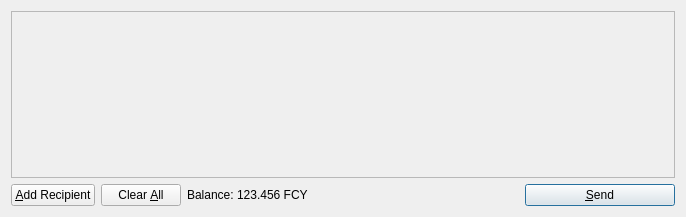
Qt form src/qt/forms/sendcoinsdialog.ui (Fancycoin/Fancycoin) before a commit.
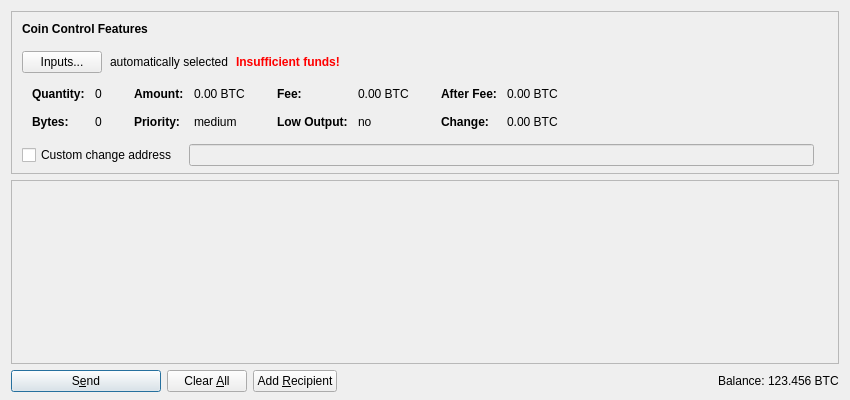
The same form after that commit. Icons and pictures are not drawn. Custom widgets are drawn as their Qt base class.

Patch:
```diff
--- a/src/qt/forms/sendcoinsdialog.ui
+++ b/src/qt/forms/sendcoinsdialog.ui
@@ -6,14 +6,603 @@
    <rect>
     <x>0</x>
     <y>0</y>
-    <width>686</width>
-    <height>217</height>
+    <width>850</width>
+    <height>400</height>
    </rect>
   </property>
   <property name="windowTitle">
    <string>Send Coins</string>
   </property>
-  <layout class="QVBoxLayout" name="verticalLayout">
+  <layout class="QVBoxLayout" name="verticalLayout" stretch="0,1,0">
+   <property name="bottomMargin">
+    <number>8</number>
+   </property>
+   <item>
+    <widget class="QFrame" name="frameCoinControl">
+     <property name="sizePolicy">
+      <sizepolicy hsizetype="Expanding" vsizetype="Expanding">
+       <horstretch>0</horstretch>
+       <verstretch>0</verstretch>
+      </sizepolicy>
+     </property>
+     <property name="maximumSize">
+      <size>
+       <width>16777215</width>
+       <height>16777215</height>
+      </size>
+     </property>
+     <property name="frameShape">
+      <enum>QFrame::StyledPanel</enum>
+     </property>
+     <property name="frameShadow">
+      <enum>QFrame::Sunken</enum>
+     </property>
+     <layout class="QVBoxLayout" name="verticalLayoutCoinControl2">
+      <property name="spacing">
+       <number>0</number>
+      </property>
+      <property name="leftMargin">
+       <number>0</number>
+      </property>
+      <property name="topMargin">
+       <number>0</number>
+      </property>
+      <property name="rightMargin">
+       <number>0</number>
+      </property>
+      <property name="bottomMargin">
+       <number>6</number>
+      </property>
+      <item>
+       <layout class="QVBoxLayout" name="verticalLayoutCoinControl" stretch="0,0,0,0,1">
+        <property name="spacing">
+         <number>0</number>
+        </property>
+        <property name="leftMargin">
+         <number>10</number>
+        </property>
+        <property name="topMargin">
+         <number>10</number>
+        </property>
+        <item>
+         <layout class="QHBoxLayout" name="horizontalLayoutCoinControl1">
+          <property name="bottomMargin">
+           <number>15</number>
+          </property>
+          <item>
+           <widget class="QLabel" name="labelCoinControlFeatures">
+            <property name="sizePolicy">
+             <sizepolicy hsizetype="Preferred" vsizetype="Maximum">
+              <horstretch>0</horstretch>
+              <verstretch>0</verstretch>
+             </sizepolicy>
+            </property>
+            <property name="font">
+             <font>
+              <weight>75</weight>
+              <bold>true</bold>
+             </font>
+            </property>
+            <property name="styleSheet">
+             <string notr="true">font-weight:bold;</string>
+            </property>
+            <property name="text">
+             <string>Coin Control Features</string>
+            </property>
+           </widget>
+          </item>
+         </layout>
+        </item>
+        <item>
+         <layout class="QHBoxLayout" name="horizontalLayoutCoinControl2" stretch="0,0,0,0">
+          <property name="spacing">
+           <number>8</number>
+          </property>
+          <property name="bottomMargin">
+           <number>10</number>
+          </property>
+          <item>
+           <widget class="QPushButton" name="pushButtonCoinControl">
+            <property name="styleSheet">
+             <string notr="true"/>
+            </property>
+            <property name="text">
+             <string>Inputs...</string>
+            </property>
+           </widget>
+          </item>
+          <item>
+           <widget class="QLabel" name="labelCoinControlAutomaticallySelected">
+            <property name="text">
+             <string>automatically selected</string>
+            </property>
+            <property name="margin">
+             <number>5</number>
+            </property>
+           </widget>
+          </item>
+          <item>
+           <widget class="QLabel" name="labelCoinControlInsuffFunds">
+            <property name="font">
+             <font>
+              <weight>75</weight>
+              <bold>true</bold>
+             </font>
+            </property>
+            <property name="styleSheet">
+             <string notr="true">color:red;font-weight:bold;</string>
+            </property>
+            <property name="text">
+             <string>Insufficient funds!</string>
+            </property>
+            <property name="margin">
+             <number>5</number>
+            </property>
+           </widget>
+          </item>
+          <item>
+           <spacer name="horizontalSpacerCoinControl">
+            <property name="orientation">
+             <enum>Qt::Horizontal</enum>
+            </property>
+            <property name="sizeHint" stdset="0">
+             <size>
+              <width>40</width>
+              <height>1</height>
+             </size>
+            </property>
+           </spacer>
+          </item>
+         </layout>
+        </item>
+        <item>
+         <widget class="QWidget" name="widgetCoinControl" native="true">
+          <property name="sizePolicy">
+           <sizepolicy hsizetype="Preferred" vsizetype="Preferred">
+            <horstretch>0</horstretch>
+            <verstretch>0</verstretch>
+           </sizepolicy>
+          </property>
+          <property name="minimumSize">
+           <size>
+            <width>0</width>
+            <height>0</height>
+           </size>
+          </property>
+          <property name="styleSheet">
+           <string notr="true"/>
+          </property>
+          <layout class="QHBoxLayout" name="horizontalLayoutCoinControl5">
+           <property name="leftMargin">
+            <number>0</number>
+           </property>
+           <property name="topMargin">
+            <number>0</number>
+           </property>
+           <property name="rightMargin">
+            <number>0</number>
+           </property>
+           <property name="bottomMargin">
+            <number>0</number>
+           </property>
+           <item>
+            <layout class="QHBoxLayout" name="horizontalLayoutCoinControl3" stretch="0,0,0,1">
+             <property name="spacing">
+              <number>20</number>
+             </property>
+             <property name="topMargin">
+              <number>0</number>
+             </property>
+             <property name="bottomMargin">
+              <number>10</number>
+             </property>
+             <item>
+              <layout class="QFormLayout" name="formLayoutCoinControl1">
+               <property name="horizontalSpacing">
+                <number>10</number>
+               </property>
+               <property name="verticalSpacing">
+                <number>14</number>
+               </property>
+               <property name="leftMargin">
+                <number>10</number>
+               </property>
+               <property name="topMargin">
+                <number>4</number>
+               </property>
+               <property name="rightMargin">
+                <number>6</number>
+               </property>
+               <item row="0" column="0">
+                <widget class="QLabel" name="labelCoinControlQuantityText">
+                 <property name="font">
+                  <font>
+                   <weight>75</weight>
+                   <bold>true</bold>
+                  </font>
+                 </property>
+                 <property name="text">
+                  <string>Quantity:</string>
+                 </property>
+                 <property name="margin">
+                  <number>0</number>
+                 </property>
+                </widget>
+               </item>
+               <item row="0" column="1">
+                <widget class="QLabel" name="labelCoinControlQuantity">
+                 <property name="cursor">
+                  <cursorShape>IBeamCursor</cursorShape>
+                 </property>
+                 <property name="contextMenuPolicy">
+                  <enum>Qt::ActionsContextMenu</enum>
+                 </property>
+                 <property name="text">
+                  <string notr="true">0</string>
+                 </property>
+                 <property name="margin">
+                  <number>0</number>
+                 </property>
+                 <property name="textInteractionFlags">
+                  <set>Qt::LinksAccessibleByMouse|Qt::TextSelectableByKeyboard|Qt::TextSelectableByMouse</set>
+                 </property>
+                </widget>
+               </item>
+               <item row="1" column="0">
+                <widget class="QLabel" name="labelCoinControlBytesText">
+                 <property name="font">
+                  <font>
+                   <weight>75</weight>
+                   <bold>true</bold>
+                  </font>
+                 </property>
+                 <property name="text">
+                  <string>Bytes:</string>
+                 </property>
+                </widget>
+               </item>
+               <item row="1" column="1">
+                <widget class="QLabel" name="labelCoinControlBytes">
+                 <property name="cursor">
+                  <cursorShape>IBeamCursor</cursorShape>
+                 </property>
+                 <property name="contextMenuPolicy">
+                  <enum>Qt::ActionsContextMenu</enum>
+                 </property>
+                 <property name="text">
+                  <string notr="true">0</string>
+                 </property>
+                 <property name="textInteractionFlags">
+                  <set>Qt::LinksAccessibleByMouse|Qt::TextSelectableByKeyboard|Qt::TextSelectableByMouse</set>
+                 </property>
+                </widget>
+               </item>
+              </layout>
+             </item>
+             <item>
+              <layout class="QFormLayout" name="formLayoutCoinControl2">
+               <property name="horizontalSpacing">
+                <number>10</number>
+               </property>
+               <property name="verticalSpacing">
+                <number>14</number>
+               </property>
+               <property name="leftMargin">
+                <number>6</number>
+               </property>
+               <property name="topMargin">
+                <number>4</number>
+               </property>
+               <property name="rightMargin">
+                <number>6</number>
+               </property>
+               <item row="0" column="0">
+                <widget class="QLabel" name="labelCoinControlAmountText">
+                 <property name="font">
+                  <font>
+                   <weight>75</weight>
+                   <bold>true</bold>
+                  </font>
+                 </property>
+                 <property name="text">
+                  <string>Amount:</string>
+                 </property>
+                 <property name="margin">
+                  <number>0</number>
+                 </property>
+                </widget>
+               </item>
+               <item row="0" column="1">
+                <widget class="QLabel" name="labelCoinControlAmount">
+                 <property name="cursor">
+                  <cursorShape>IBeamCursor</cursorShape>
+                 </property>
+                 <property name="contextMenuPolicy">
+                  <enum>Qt::ActionsContextMenu</enum>
+                 </property>
+                 <property name="text">
+                  <string notr="true">0.00 BTC</string>
+                 </property>
+                 <property name="textInteractionFlags">
+                  <set>Qt::LinksAccessibleByMouse|Qt::TextSelectableByKeyboard|Qt::TextSelectableByMouse</set>
+                 </property>
+                </widget>
+               </item>
+               <item row="1" column="0">
+                <widget class="QLabel" name="labelCoinControlPriorityText">
+                 <property name="font">
+                  <font>
+                   <weight>75</weight>
+                   <bold>true</bold>
+                  </font>
+                 </property>
+                 <property name="text">
+                  <string>Priority:</string>
+                 </property>
+                </widget>
+               </item>
+               <item row="1" column="1">
+                <widget class="QLabel" name="labelCoinControlPriority">
+                 <property name="cursor">
+                  <cursorShape>IBeamCursor</cursorShape>
+                 </property>
+                 <property name="contextMenuPolicy">
+                  <enum>Qt::ActionsContextMenu</enum>
+                 </property>
+                 <property name="text">
+                  <string notr="true">medium</string>
+                 </property>
+                 <property name="textInteractionFlags">
+                  <set>Qt::LinksAccessibleByMouse|Qt::TextSelectableByKeyboard|Qt::TextSelectableByMouse</set>
+                 </property>
+                </widget>
+               </item>
+              </layout>
+             </item>
+             <item>
+              <layout class="QFormLayout" name="formLayoutCoinControl3">
+               <property name="horizontalSpacing">
+                <number>10</number>
+               </property>
+               <property name="verticalSpacing">
+                <number>14</number>
+               </property>
+               <property name="leftMargin">
+                <number>6</number>
+               </property>
+               <property name="topMargin">
+                <number>4</number>
+               </property>
+               <property name="rightMargin">
+                <number>6</number>
+               </property>
+               <item row="0" column="0">
+                <widget class="QLabel" name="labelCoinControlFeeText">
+                 <property name="font">
+                  <font>
+                   <weight>75</weight>
+                   <bold>true</bold>
+                  </font>
+                 </property>
+                 <property name="text">
+                  <string>Fee:</string>
+                 </property>
+                 <property name="margin">
+                  <number>0</number>
+                 </property>
+                </widget>
+               </item>
+               <item row="0" column="1">
+                <widget class="QLabel" name="labelCoinControlFee">
+                 <property name="cursor">
+                  <cursorShape>IBeamCursor</cursorShape>
+                 </property>
+                 <property name="contextMenuPolicy">
+                  <enum>Qt::ActionsContextMenu</enum>
+                 </property>
+                 <property name="text">
+                  <string notr="true">0.00 BTC</string>
+                 </property>
+                 <property name="textInteractionFlags">
+                  <set>Qt::LinksAccessibleByMouse|Qt::TextSelectableByKeyboard|Qt::TextSelectableByMouse</set>
+                 </property>
+                </widget>
+               </item>
+               <item row="1" column="0">
+                <widget class="QLabel" name="labelCoinControlLowOutputText">
+                 <property name="font">
+                  <font>
+                   <weight>75</weight>
+                   <bold>true</bold>
+                  </font>
+                 </property>
+                 <property name="text">
+                  <string>Low Output:</string>
+                 </property>
+                </widget>
+               </item>
+               <item row="1" column="1">
+                <widget class="QLabel" name="labelCoinControlLowOutput">
+                 <property name="cursor">
+                  <cursorShape>IBeamCursor</cursorShape>
+                 </property>
+                 <property name="contextMenuPolicy">
+                  <enum>Qt::ActionsContextMenu</enum>
+                 </property>
+                 <property name="text">
+                  <string notr="true">no</string>
+                 </property>
+                 <property name="textInteractionFlags">
+                  <set>Qt::LinksAccessibleByMouse|Qt::TextSelectableByKeyboard|Qt::TextSelectableByMouse</set>
+                 </property>
+                </widget>
+               </item>
+              </layout>
+             </item>
+             <item>
+              <layout class="QFormLayout" name="formLayoutCoinControl4">
+               <property name="horizontalSpacing">
+                <number>10</number>
+               </property>
+               <property name="verticalSpacing">
+                <number>14</number>
+               </property>
+               <property name="leftMargin">
+                <number>6</number>
+               </property>
+               <property name="topMargin">
+                <number>4</number>
+               </property>
+               <property name="rightMargin">
+                <number>6</number>
+               </property>
+               <item row="0" column="0">
+                <widget class="QLabel" name="labelCoinControlAfterFeeText">
+                 <property name="font">
+                  <font>
+                   <weight>75</weight>
+                   <bold>true</bold>
+                  </font>
+                 </property>
+                 <property name="text">
+                  <string>After Fee:</string>
+                 </property>
+                 <property name="margin">
+                  <number>0</number>
+                 </property>
+                </widget>
+               </item>
+               <item row="0" column="1">
+                <widget class="QLabel" name="labelCoinControlAfterFee">
+                 <property name="cursor">
+                  <cursorShape>IBeamCursor</cursorShape>
+                 </property>
+                 <property name="contextMenuPolicy">
+                  <enum>Qt::ActionsContextMenu</enum>
+                 </property>
+                 <property name="text">
+                  <string notr="true">0.00 BTC</string>
+                 </property>
+                 <property name="textInteractionFlags">
+                  <set>Qt::LinksAccessibleByMouse|Qt::TextSelectableByKeyboard|Qt::TextSelectableByMouse</set>
+                 </property>
+                </widget>
+               </item>
+               <item row="1" column="0">
+                <widget class="QLabel" name="labelCoinControlChangeText">
+                 <property name="font">
+                  <font>
+                   <weight>75</weight>
+                   <bold>true</bold>
+                  </font>
+                 </property>
+                 <property name="text">
+                  <string>Change:</string>
+                 </property>
+                </widget>
+               </item>
+               <item row="1" column="1">
+                <widget class="QLabel" name="labelCoinControlChange">
+                 <property name="cursor">
+                  <cursorShape>IBeamCursor</cursorShape>
+                 </property>
+                 <property name="contextMenuPolicy">
+                  <enum>Qt::ActionsContextMenu</enum>
+                 </property>
+                 <property name="text">
+                  <string notr="true">0.00 BTC</string>
+                 </property>
+                 <property name="textInteractionFlags">
+                  <set>Qt::LinksAccessibleByMouse|Qt::TextSelectableByKeyboard|Qt::TextSelectableByMouse</set>
+                 </property>
+                </widget>
+               </item>
+              </layout>
+             </item>
+            </layout>
+           </item>
+          </layout>
+         </widget>
+        </item>
+        <item>
+         <layout class="QHBoxLayout" name="horizontalLayoutCoinControl4" stretch="0,0,0">
+          <property name="spacing">
+           <number>12</number>
+          </property>
+          <property name="sizeConstraint">
+           <enum>QLayout::SetDefaultConstraint</enum>
+          </property>
+          <property name="topMargin">
+           <number>5</number>
+          </property>
+          <property name="rightMargin">
+           <number>5</number>
+          </property>
+          <item>
+           <widget class="QCheckBox" name="checkBoxCoinControlChange">
+            <property name="toolTip">
+             <string>If this is activated, but the change address is empty or invalid, change will be sent to a newly generated address.</string>
+            </property>
+            <property name="text">
+             <string>Custom change address</string>
+            </property>
+           </widget>
+          </item>
+          <item>
+           <widget class="QValidatedLineEdit" name="lineEditCoinControlChange">
+            <property name="enabled">
+             <bool>false</bool>
+            </property>
+            <property name="sizePolicy">
+             <sizepolicy hsizetype="Expanding" vsizetype="Fixed">
+              <horstretch>0</horstretch>
+              <verstretch>0</verstretch>
+             </sizepolicy>
+            </property>
+           </widget>
+          </item>
+          <item>
+           <widget class="QLabel" name="labelCoinControlChangeLabel">
+            <property name="sizePolicy">
+             <sizepolicy hsizetype="Preferred" vsizetype="Expanding">
+              <horstretch>0</horstretch>
+              <verstretch>0</verstretch>
+             </sizepolicy>
+            </property>
+            <property name="minimumSize">
+             <size>
+              <width>0</width>
+              <height>0</height>
+             </size>
+            </property>
+            <property name="text">
+             <string/>
+            </property>
+            <property name="margin">
+             <number>3</number>
+            </property>
+           </widget>
+          </item>
+         </layout>
+        </item>
+        <item>
+         <spacer name="verticalSpacerCoinControl">
+          <property name="orientation">
+           <enum>Qt::Vertical</enum>
+          </property>
+          <property name="sizeHint" stdset="0">
+           <size>
+            <width>800</width>
+            <height>1</height>
+           </size>
+          </property>
+         </spacer>
+        </item>
+       </layout>
+      </item>
+     </layout>
+    </widget>
+   </item>
    <item>
     <widget class="QScrollArea" name="scrollArea">
      <property name="widgetResizable">
@@ -24,12 +613,21 @@
        <rect>
         <x>0</x>
         <y>0</y>
-        <width>666</width>
-        <height>165</height>
+        <width>830</width>
+        <height>178</height>
        </rect>
       </property>
-      <layout class="QVBoxLayout" name="verticalLayout_2">
-       <property name="margin">
+      <layout class="QVBoxLayout" name="verticalLayout_2" stretch="0,1">
+       <property name="leftMargin">
+        <number>0</number>
+       </property>
+       <property name="topMargin">
+        <number>0</number>
+       </property>
+       <property name="rightMargin">
+        <number>0</number>
+       </property>
+       <property name="bottomMargin">
         <number>0</number>
        </property>
        <item>
@@ -59,19 +657,25 @@
    <item>
     <layout class="QHBoxLayout" name="horizontalLayout">
      <item>
-      <widget class="QPushButton" name="addButton">
+      <widget class="QPushButton" name="sendButton">
+       <property name="minimumSize">
+        <size>
+         <width>150</width>
+         <height>0</height>
+        </size>
+       </property>
        <property name="toolTip">
         <string>Send to multiple recipients at once</string>
        </property>
        <property name="text">
-        <string>&amp;Add Recipient</string>
+        <string>S&amp;end</string>
        </property>
        <property name="icon">
         <iconset resource="../bitcoin.qrc">
          <normaloff>:/icons/add</normaloff>:/icons/add</iconset>
        </property>
-       <property name="autoDefault">
-        <bool>false</bool>
+       <property name="default">
+        <bool>true</bool>
        </property>
       </widget>
      </item>
@@ -101,6 +705,36 @@
        </property>
       </widget>
      </item>
+     <item>
+      <widget class="QPushButton" name="addButton">
+       <property name="toolTip">
+        <string>Send to multiple recipients at once</string>
+       </property>
+       <property name="text">
+        <string>Add &amp;Recipient</string>
+       </property>
+       <property name="icon">
+        <iconset resource="../bitcoin.qrc">
+         <normaloff>:/icons/add</normaloff>:/icons/add</iconset>
+       </property>
+       <property name="autoDefault">
+        <bool>false</bool>
+       </property>
+      </widget>
+     </item>
+     <item>
+      <spacer name="horizontalSpacer">
+       <property name="orientation">
+        <enum>Qt::Horizontal</enum>
+       </property>
+       <property name="sizeHint" stdset="0">
+        <size>
+         <width>40</width>
+         <height>20</height>
+        </size>
+       </property>
+      </spacer>
+     </item>
      <item>
       <layout class="QHBoxLayout" name="horizontalLayout_2">
        <property name="spacing">
@@ -108,6 +742,12 @@
        </property>
        <item>
         <widget class="QLabel" name="label">
+         <property name="sizePolicy">
+          <sizepolicy hsizetype="Preferred" vsizetype="Fixed">
+           <horstretch>0</horstretch>
+           <verstretch>0</verstretch>
+          </sizepolicy>
+         </property>
          <property name="text">
           <string>Balance:</string>
          </property>
@@ -115,11 +755,17 @@
        </item>
        <item>
         <widget class="QLabel" name="labelBalance">
+         <property name="sizePolicy">
+          <sizepolicy hsizetype="Preferred" vsizetype="Fixed">
+           <horstretch>0</horstretch>
+           <verstretch>0</verstretch>
+          </sizepolicy>
+         </property>
          <property name="cursor">
           <cursorShape>IBeamCursor</cursorShape>
          </property>
          <property name="text">
-          <string>123.456 FCY</string>
+          <string notr="true">123.456 BTC</string>
          </property>
          <property name="textInteractionFlags">
           <set>Qt::LinksAccessibleByMouse|Qt::TextSelectableByKeyboard|Qt::TextSelectableByMouse</set>
@@ -128,46 +774,17 @@
        </item>
       </layout>
      </item>
-     <item>
-      <spacer name="horizontalSpacer">
-       <property name="orientation">
-        <enum>Qt::Horizontal</enum>
-       </property>
-       <property name="sizeHint" stdset="0">
-        <size>
-         <width>40</width>
-         <height>20</height>
-        </size>
-       </property>
-      </spacer>
-     </item>
-     <item>
-      <widget class="QPushButton" name="sendButton">
-       <property name="minimumSize">
-        <size>
-         <width>150</width>
-         <height>0</height>
-        </size>
-       </property>
-       <property name="toolTip">
-        <string>Confirm the send action</string>
-       </property>
-       <property name="text">
-        <string>&amp;Send</string>
-       </property>
-       <property name="icon">
-        <iconset resource="../bitcoin.qrc">
-         <normaloff>:/icons/send</normaloff>:/icons/send</iconset>
-       </property>
-       <property name="default">
-        <bool>true</bool>
-       </property>
-      </widget>
-     </item>
     </layout>
    </item>
   </layout>
  </widget>
+ <customwidgets>
+  <customwidget>
+   <class>QValidatedLineEdit</class>
+   <extends>QLineEdit</extends>
+   <header>qvalidatedlineedit.h</header>
+  </customwidget>
+ </customwidgets>
  <resources>
   <include location="../bitcoin.qrc"/>
  </resources>
```
Left out of the diff: 6 changed lines with no effect on the pictures.
